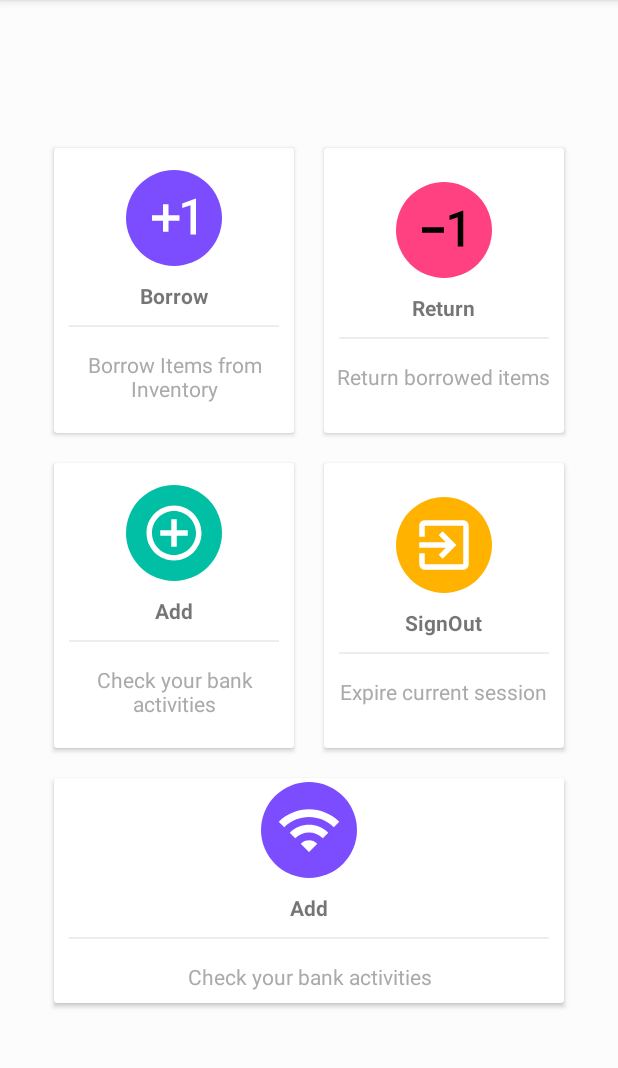
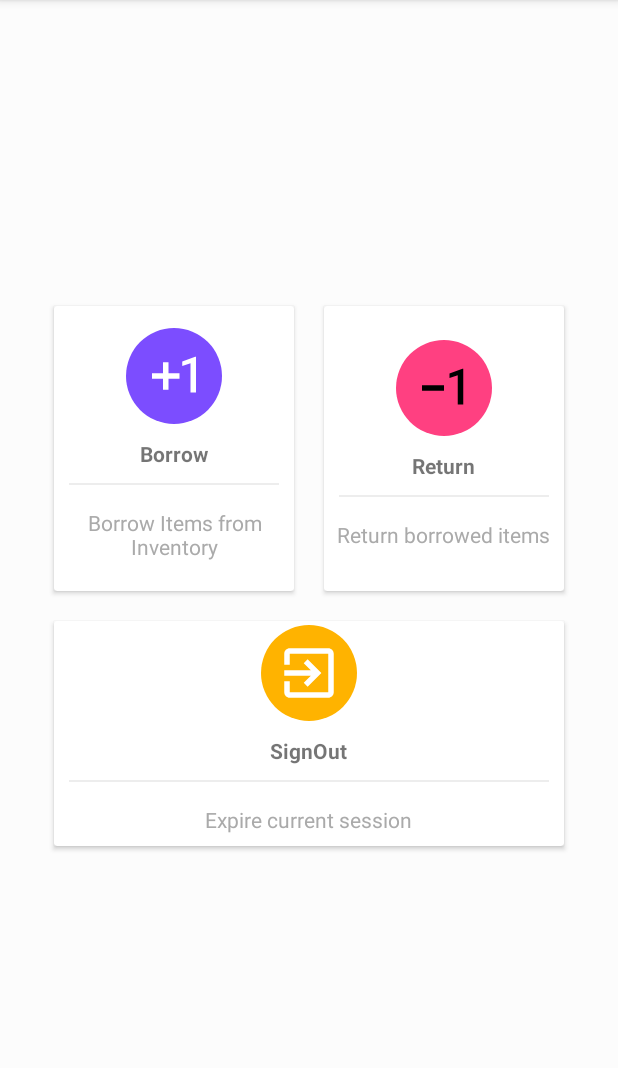
Before and after one commit to vithackathon/InventoryManagement, an Android app: the Home screen opened directly, with no data from a screen before it, on a phone screen of 412 x 824 dp, the part 84-1152 px from its top. Run offline under Robolectric (Android 15) with nearby library versions, the phone set to English and light mode, and no system bars; our stand-ins replace Firebase (no records; nobody signed in at launch, a user with empty details on screens opened directly).

Commit message:
v1.0 Released!

```diff
--- a/app/src/main/AndroidManifest.xml
+++ b/app/src/main/AndroidManifest.xml
@@ -6,7 +6,7 @@
         android:allowBackup="true"
         android:icon="@mipmap/ic_launcher"
         android:label="@string/app_name"
-        android:roundIcon="@mipmap/ic_launcher_round"
+
         android:supportsRtl="true"
         android:theme="@style/AppTheme">
         <activity android:name=".SignupActivity" />
--- a/app/src/main/java/com/vit/trf/inventorymanagement/Home.java
+++ b/app/src/main/java/com/vit/trf/inventorymanagement/Home.java
@@ -17,7 +17,7 @@ import com.google.firebase.auth.FirebaseAuth;
 import com.google.firebase.database.FirebaseDatabase;
 
 public class Home extends AppCompatActivity implements View.OnClickListener{
-    CardView borrowCard,returnCard,addCard,signOutCard,wifiCard ;
+    CardView borrowCard,returnCard,signOutCard ;
     Intent i ;
     LinearLayout ll;
     @Override
@@ -27,15 +27,11 @@ public class Home extends AppCompatActivity implements View.OnClickListener{
         ll = (LinearLayout) findViewById(R.id.ll);
         borrowCard = (CardView) findViewById(R.id.borrow);
         returnCard = (CardView) findViewById(R.id.returnID);
-        addCard = (CardView) findViewById(R.id.add);
         signOutCard = (CardView) findViewById(R.id.signOut);
-        wifiCard = (CardView) findViewById(R.id.wifi);
 
         borrowCard.setOnClickListener(this);
         returnCard.setOnClickListener(this);
-        addCard.setOnClickListener(this);
         signOutCard.setOnClickListener(this);
-        wifiCard.setOnClickListener(this);
 
     }
 
--- a/app/src/main/java/com/vit/trf/inventorymanagement/LauncherActivity.java
+++ b/app/src/main/java/com/vit/trf/inventorymanagement/LauncherActivity.java
@@ -21,7 +21,7 @@ public class LauncherActivity extends AppCompatActivity {
         b1.setOnClickListener(new View.OnClickListener() {
             @Override
             public void onClick(View view) {
-                Toast.makeText(LauncherActivity.this, "clicked user", Toast.LENGTH_SHORT).show();
+
                 startActivity(new Intent(LauncherActivity.this,MainActivity.class));
             }
         });
@@ -29,7 +29,7 @@ public class LauncherActivity extends AppCompatActivity {
         b2.setOnClickListener(new View.OnClickListener() {
             @Override
             public void onClick(View view) {
-                Toast.makeText(LauncherActivity.this, "clicked admin", Toast.LENGTH_SHORT).show();
+
                 startActivity(new Intent(LauncherActivity.this,AdminVerify.class));
             }
         });
--- a/app/src/main/res/layout/home.xml
+++ b/app/src/main/res/layout/home.xml
@@ -96,7 +96,7 @@
         </android.support.v7.widget.CardView>
 
     </LinearLayout>
-    <LinearLayout
+    <!--<LinearLayout
         android:clipToPadding="false"
         android:gravity="center"
         android:orientation="horizontal"
@@ -186,7 +186,7 @@
             </LinearLayout>
         </android.support.v7.widget.CardView>
 
-    </LinearLayout>
+    </LinearLayout>!-->
     <LinearLayout
         android:clipToPadding="false"
         android:gravity="center"
@@ -196,7 +196,7 @@
         <android.support.v7.widget.CardView
             android:foreground="?android:attr/selectableItemBackground"
             android:clickable="true"
-            android:id="@+id/wifi"
+            android:id="@+id/signOut"
             android:layout_width="340dp"
             android:layout_height="150dp"
             android:layout_margin="10dp">
@@ -209,15 +209,15 @@
                 <ImageView
                     android:layout_width="64dp"
                     android:layout_height="64dp"
-                    android:background="@drawable/cerclebackgroundpurple"
-                    android:src="@drawable/ic_wifi_black_24dp"
-                    android:padding="10dp"/>
+                    android:background="@drawable/cerclebackgroundyello"
+                    android:padding="10dp"
+                    android:src="@drawable/ic_exit_to_app_black_24dp"/>
                 <TextView
                     android:layout_width="wrap_content"
                     android:layout_height="wrap_content"
                     android:textStyle="bold"
                     android:layout_marginTop="10dp"
-                    android:text="Add"/>
+                    android:text="SignOut"/>
                 <View
                     android:layout_width="match_parent"
                     android:layout_height="1dp"
@@ -227,7 +227,7 @@
                     android:layout_width="wrap_content"
                     android:layout_height="wrap_content"
                     android:gravity="center"
-                    android:text="Check your bank activities"
+                    android:text="Expire current session"
                     android:padding="5dp"
                     android:textColor="@android:color/darker_gray"/>
 
--- a/app/src/main/res/mipmap-anydpi-v26/ic_launcher.xml
+++ /dev/null
@@ -1,5 +0,0 @@
-<?xml version="1.0" encoding="utf-8"?>
-<adaptive-icon xmlns:android="http://schemas.android.com/apk/res/android">
-    <background android:drawable="@drawable/ic_launcher_background" />
-    <foreground android:drawable="@drawable/ic_launcher_foreground" />
-</adaptive-icon>
--- a/app/src/main/res/mipmap-anydpi-v26/ic_launcher_round.xml
+++ /dev/null
@@ -1,5 +0,0 @@
-<?xml version="1.0" encoding="utf-8"?>
-<adaptive-icon xmlns:android="http://schemas.android.com/apk/res/android">
-    <background android:drawable="@drawable/ic_launcher_background" />
-    <foreground android:drawable="@drawable/ic_launcher_foreground" />
-</adaptive-icon>
```
Also changed, not shown: app/src/main/ic_launcher-web.png (added), app/src/main/res/mipmap-hdpi/ic_launcher.png, app/src/main/res/mipmap-hdpi/ic_launcher_round.png (deleted), app/src/main/res/mipmap-mdpi/ic_launcher.png, app/src/main/res/mipmap-mdpi/ic_launcher_round.png (deleted), app/src/main/res/mipmap-xhdpi/ic_launcher.png, app/src/main/res/mipmap-xhdpi/ic_launcher_round.png (deleted), app/src/main/res/mipmap-xxhdpi/ic_launcher.png, app/src/main/res/mipmap-xxhdpi/ic_launcher_round.png (deleted), app/src/main/res/mipmap-xxxhdpi/ic_launcher.png, app/src/main/res/mipmap-xxxhdpi/ic_launcher_round.png (deleted).
